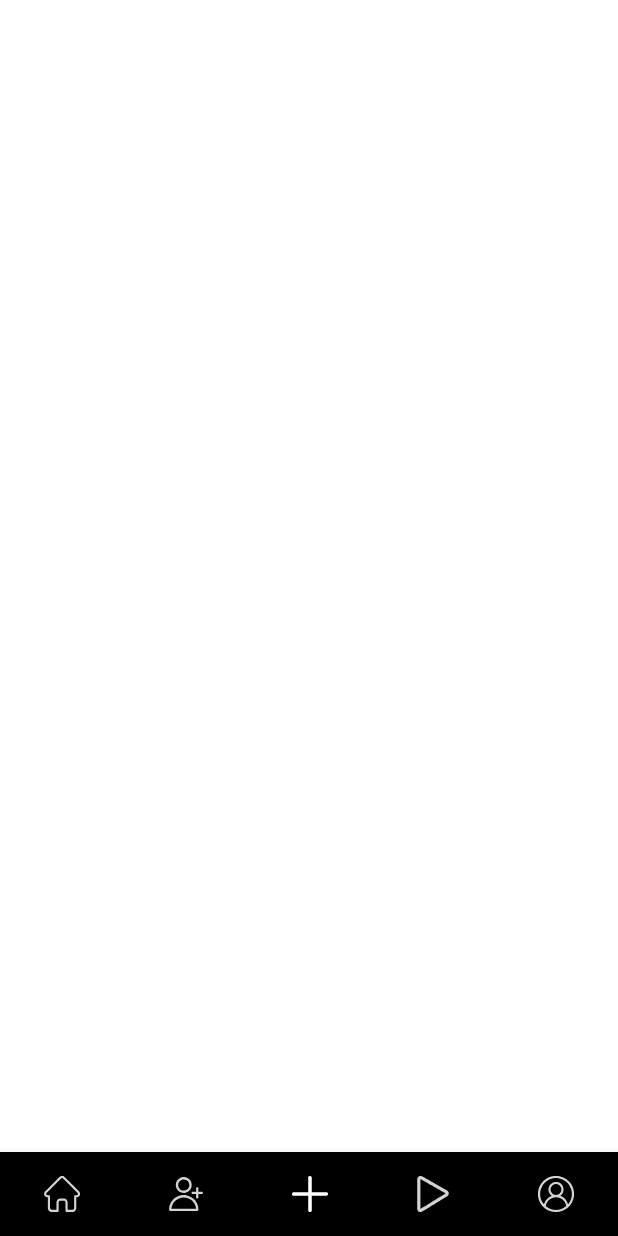
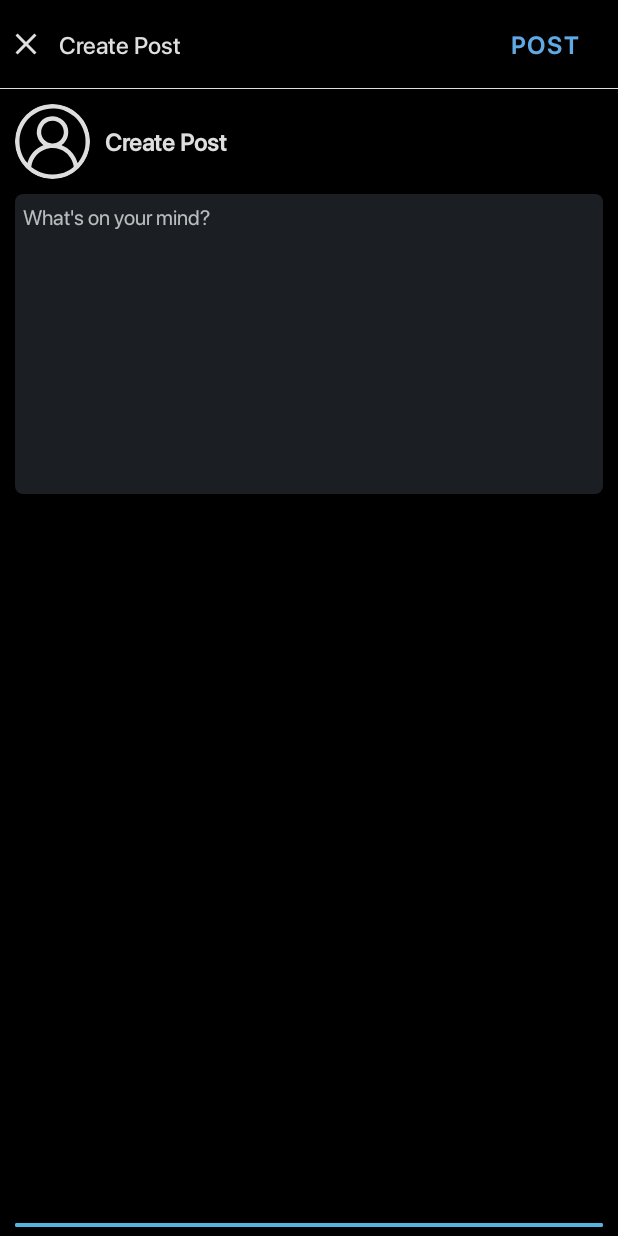
Before and after one commit to tiwarigaman/Knowledgify, an Android app: the screen it shows after launch (HomeActivity before the commit, AddPost after it), item 3 of the bottom bar chosen, on a phone screen of 412 x 824 dp. Run offline under Robolectric (Android 15) with nearby library versions, the phone set to English and light mode, and no system bars; our stand-ins replace CircleImageView; pictures from the network do not load.

Commit message:
Add post initiated

```diff
--- /dev/null
+++ b/app/src/main/java/com/mobile/pdhayi/AddPost.kt
@@ -0,0 +1,12 @@
+package com.mobile.pdhayi
+
+import android.os.Bundle
+import androidx.appcompat.app.AppCompatActivity
+
+class AddPost : AppCompatActivity() {
+    override fun onCreate(savedInstanceState: Bundle?) {
+        super.onCreate(savedInstanceState)
+        setContentView(R.layout.activity_add_post)
+
+    }
+}
--- a/app/src/main/java/com/mobile/pdhayi/HomeActivity.kt
+++ b/app/src/main/java/com/mobile/pdhayi/HomeActivity.kt
@@ -1,10 +1,10 @@
 package com.mobile.pdhayi
 
+import android.content.Intent
 import android.os.Bundle
 import androidx.appcompat.app.AppCompatActivity
 import androidx.fragment.app.Fragment
 import com.google.android.material.bottomnavigation.BottomNavigationView
-import com.mobile.pdhayi.fragment.AddPostFragment
 import com.mobile.pdhayi.fragment.HomeFragment
 import com.mobile.pdhayi.fragment.LectureFragment
 import com.mobile.pdhayi.fragment.SearchFragment
@@ -30,7 +30,11 @@ class HomeActivity : AppCompatActivity() {
         when (item.itemId) {
             R.id.navigation_home -> selectedFragment = HomeFragment()
             R.id.navigation_search -> selectedFragment = SearchFragment()
-            R.id.navigation_add_post -> selectedFragment = AddPostFragment()
+            R.id.navigation_add_post -> {
+                val intent = Intent(this, AddPost::class.java)
+                startActivity(intent)
+                return@OnNavigationItemSelectedListener true
+            }
             R.id.navigation_lecture -> selectedFragment = LectureFragment()
             R.id.navigation_profile -> selectedFragment = ProfileFragment()
         }
--- /dev/null
+++ b/app/src/main/res/drawable/baseline_arrow_back_24.xml
@@ -0,0 +1,5 @@
+<vector xmlns:android="http://schemas.android.com/apk/res/android" android:autoMirrored="true" android:height="24dp" android:tint="#DEDEDE" android:viewportHeight="24" android:viewportWidth="24" android:width="24dp">
+
+    <path android:fillColor="@android:color/white" android:pathData="M20,11H7.83l5.59,-5.59L12,4l-8,8 8,8 1.41,-1.41L7.83,13H20v-2z"/>
+
+</vector>
--- /dev/null
+++ b/app/src/main/res/drawable/baseline_close_24.xml
@@ -0,0 +1,5 @@
+<vector xmlns:android="http://schemas.android.com/apk/res/android" android:height="24dp" android:tint="#DEDEDE" android:viewportHeight="24" android:viewportWidth="24" android:width="24dp">
+
+    <path android:fillColor="@android:color/white" android:pathData="M19,6.41L17.59,5 12,10.59 6.41,5 5,6.41 10.59,12 5,17.59 6.41,19 12,13.41 17.59,19 19,17.59 13.41,12z"/>
+
+</vector>
--- /dev/null
+++ b/app/src/main/res/layout/activity_add_post.xml
@@ -0,0 +1,103 @@
+<?xml version="1.0" encoding="utf-8"?>
+<LinearLayout xmlns:android="http://schemas.android.com/apk/res/android"
+    xmlns:app="http://schemas.android.com/apk/res-auto"
+    xmlns:tools="http://schemas.android.com/tools"
+    android:layout_width="match_parent"
+    android:layout_height="match_parent"
+    android:orientation="vertical"
+    android:background="@color/black"
+    tools:context=".AddPost">
+    <LinearLayout
+        android:layout_width="match_parent"
+        android:layout_height="wrap_content"
+        android:padding="5dp"
+        android:orientation="horizontal">
+        <ImageView
+            android:layout_width="24dp"
+            android:layout_height="24dp"
+            android:layout_gravity="center"
+            android:src="@drawable/baseline_close_24"
+            tools:ignore="ContentDescription" />
+
+        <TextView
+            android:layout_width="0dp"
+            android:layout_height="wrap_content"
+            android:text="Create Post"
+            android:layout_weight="1"
+            android:textSize="16sp"
+            android:textColor="#dedede"
+            android:paddingStart="10dp"
+            android:fontFamily="@raw/sfprodisplaymedium"
+            tools:ignore="HardcodedText,RtlSymmetry" />
+
+        <Button
+            android:layout_width="wrap_content"
+            android:layout_height="wrap_content"
+            android:text="POST"
+            android:textStyle="bold"
+            android:textColor="@color/link_color"
+            android:fontFamily="@raw/sfprodisplaymedium"
+            android:background="@android:color/transparent"
+            android:textSize="16sp"
+            tools:ignore="HardcodedText" />
+
+
+    </LinearLayout>
+    <View
+        android:layout_width="match_parent"
+        android:layout_height=".5dp"
+        android:background="#dedede"
+        />
+    <LinearLayout
+        android:layout_width="match_parent"
+        android:layout_height="wrap_content"
+        android:padding="10dp"
+        android:orientation="horizontal">
+        <de.hdodenhof.circleimageview.CircleImageView
+            android:layout_width="50dp"
+            android:layout_height="50dp"
+            android:src="@drawable/user_normal"/>
+
+        <TextView
+            android:layout_width="0dp"
+            android:layout_height="wrap_content"
+            android:text="Create Post"
+            android:layout_weight="1"
+            android:textSize="16sp"
+            android:layout_gravity="center"
+            android:textColor="#dedede"
+            android:paddingStart="10dp"
+            android:textStyle="bold"
+            android:fontFamily="@raw/sfprodisplaymedium"
+            tools:ignore="HardcodedText,RtlSymmetry" />
+    </LinearLayout>
+
+    <EditText
+        android:layout_width="match_parent"
+        android:layout_height="200dp"
+        android:background="@drawable/seacrh_bar"
+        android:hint="What's on your mind?"
+        android:inputType="textMultiLine"
+        android:textSize="14sp"
+        android:gravity="start"
+        android:padding="5dp"
+        android:fontFamily="@raw/sfprodisplayregular"
+        android:layout_marginStart="10dp"
+        android:layout_marginEnd="10dp"
+        tools:ignore="Autofill,HardcodedText" />
+
+    <Button
+        android:layout_width="match_parent"
+        android:layout_height="wrap_content"
+        android:text="POST"
+        android:textStyle="bold"
+        android:textColor="#dedede"
+        android:layout_marginStart="10dp"
+        android:layout_marginEnd="10dp"
+        android:fontFamily="@raw/sfprodisplaymedium"
+        android:backgroundTint="@color/theme_color"
+        android:textSize="16sp"
+        android:layout_marginTop="480dp"
+        tools:ignore="HardcodedText" />
+
+</LinearLayout>
--- a/app/src/main/res/layout/connection_container.xml
+++ b/app/src/main/res/layout/connection_container.xml
@@ -30,7 +30,7 @@
             android:layout_width="match_parent"
             android:layout_height="wrap_content"
             android:gravity="start"
-            android:fontFamily="@raw/urbanist_regular"
+            android:fontFamily="@raw/sfprodisplaymedium"
             android:text="@string/app_name"
             android:textStyle="bold"
             android:textSize="14sp" />
@@ -40,7 +40,7 @@
             android:layout_width="match_parent"
             android:layout_height="wrap_content"
             android:gravity="start"
-            android:fontFamily="@raw/urbanist_regular"
+            android:fontFamily="@raw/sfprodisplayregular"
             android:text="@string/app_name"
             android:textSize="14sp" />
 
@@ -60,6 +60,7 @@
             android:layout_width="wrap_content"
             android:layout_height="wrap_content"
             android:text="Ignore"
+            android:fontFamily="@raw/sfprodisplayregular"
             android:layout_marginEnd="5dp"
             tools:ignore="ContentDescription,HardcodedText" />
 
@@ -71,6 +72,7 @@
             android:background="@drawable/accepct_round_button"
             android:padding="5dp"
             android:paddingStart="10dp"
+            android:fontFamily="@raw/sfprodisplayregular"
             android:paddingEnd="10dp"
             android:text="Accept"
             android:textColor="@color/link_color"
--- a/app/src/main/res/layout/post_container.xml
+++ b/app/src/main/res/layout/post_container.xml
@@ -121,7 +121,7 @@
             android:layout_width="wrap_content"
             android:layout_height="wrap_content"
             android:layout_marginStart="15dp"
-            android:fontFamily="@raw/urbanist_regular"
+            android:fontFamily="@raw/sfprodisplaymedium"
             android:text="0 likes"
             android:textColor="@color/lite_white"
             android:textSize="12sp"
@@ -133,7 +133,7 @@
         android:layout_width="wrap_content"
         android:layout_height="wrap_content"
         android:layout_marginStart="15dp"
-        android:fontFamily="@raw/urbanist_regular"
+        android:fontFamily="@raw/sfprodisplaymedium"
         android:text="1 hour ago"
         android:textColor="@color/lite_white"
         android:textSize="11sp"
```
Also changed, not shown: app/src/main/AndroidManifest.xml (+4 -3 lines), app/src/main/res/layout/fragment_home.xml (+7 -8 lines), app/src/main/res/layout/fragment_search.xml (+30 -6 lines), app/src/main/res/layout/network_add_container.xml (+15 -12 lines).
